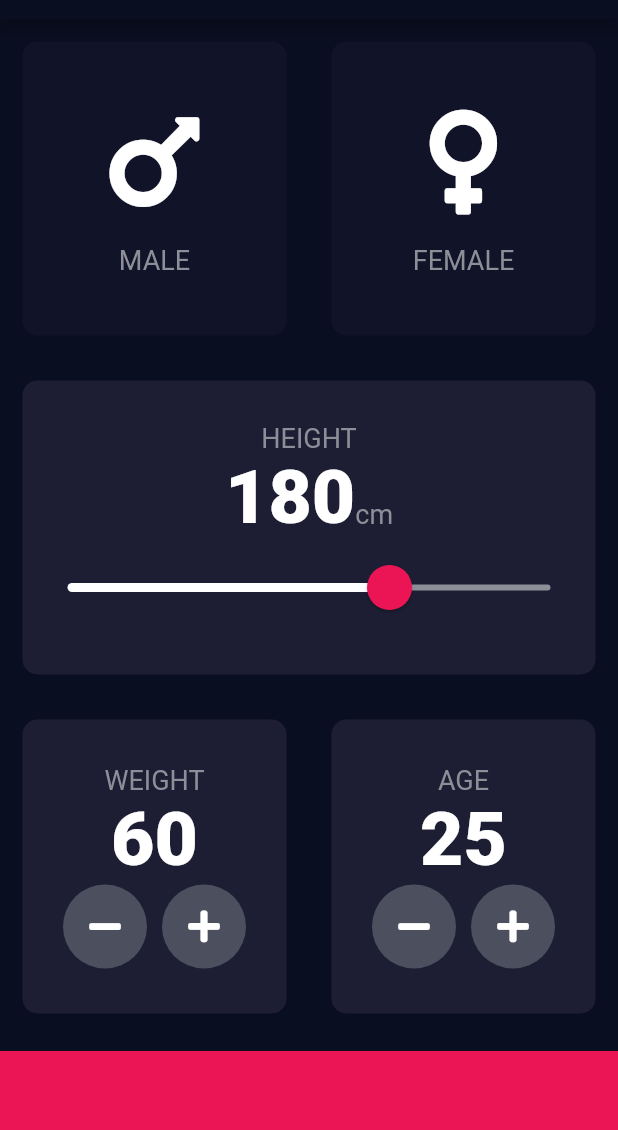
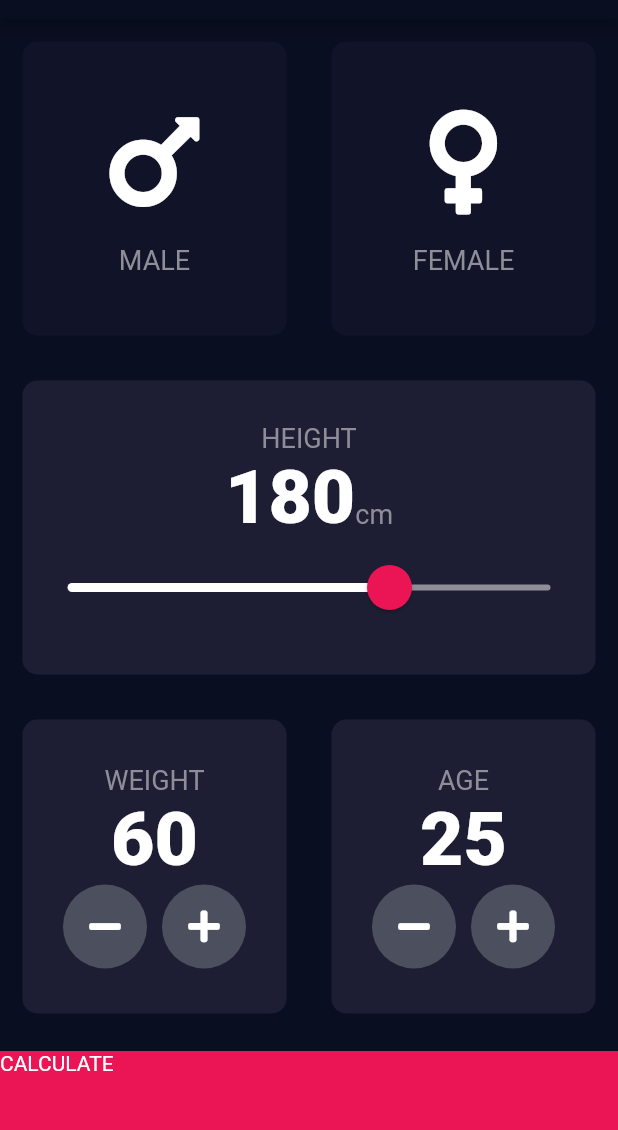
Before and after one commit to killerwilmer/appbrewery_flutter, a Flutter app: the screen it shows after launch, on a phone screen of 412 x 824 dp, the part 65-1195 px from its top. Run offline on Flutter 3.47's test engine with Material 2 defaults, Android fonts, the phone set to English and light mode, and no system bars; our stand-ins replace audioplayers, font_awesome_flutter, rflutter_alert.

Commit message:
Navigate to new page

```diff
--- a/bmi-calculator-flutter/lib/input_page.dart
+++ b/bmi-calculator-flutter/lib/input_page.dart
@@ -207,11 +207,17 @@ class _InputPageState extends State<InputPage> {
               ],
             ),
           ),
-          Container(
-            color: kBottomContainerColour,
-            margin: EdgeInsets.only(top: 10.0),
-            width: double.infinity,
-            height: kBottomContainerHeight,
+          GestureDetector(
+            onTap: () {
+              Navigator.pushNamed(context, '/results');
+            },
+            child: Container(
+              child: Text('CALCULATE'),
+              color: kBottomContainerColour,
+              margin: EdgeInsets.only(top: 10.0),
+              width: double.infinity,
+              height: kBottomContainerHeight,
+            ),
           ),
         ],
       ),
```
